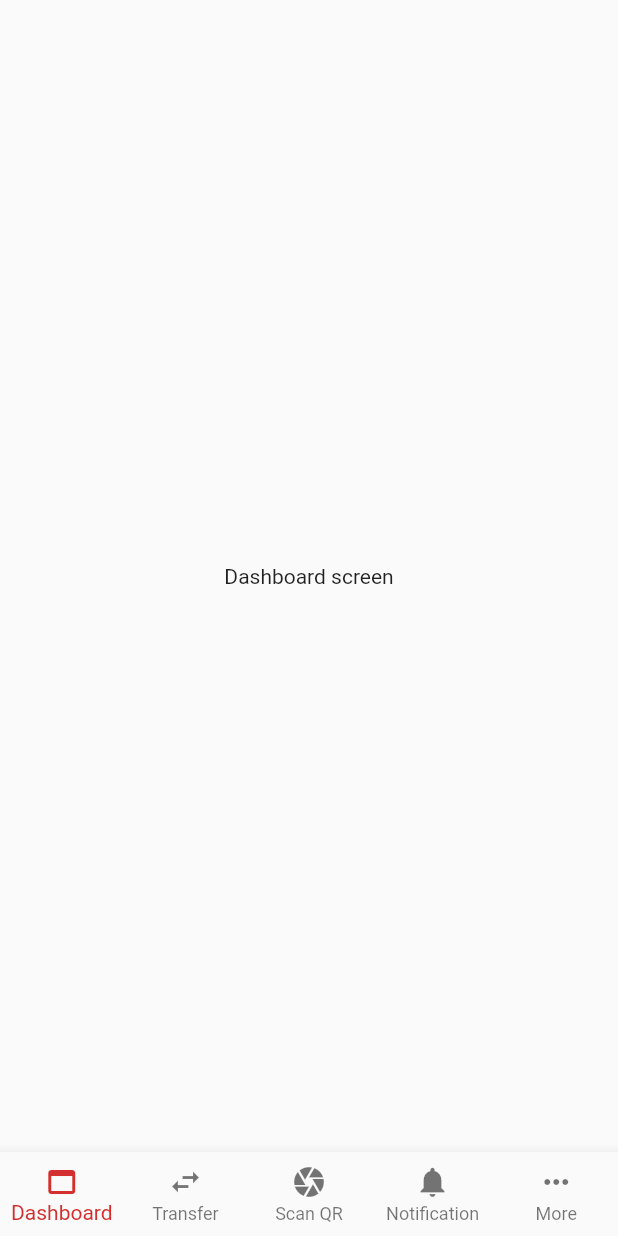
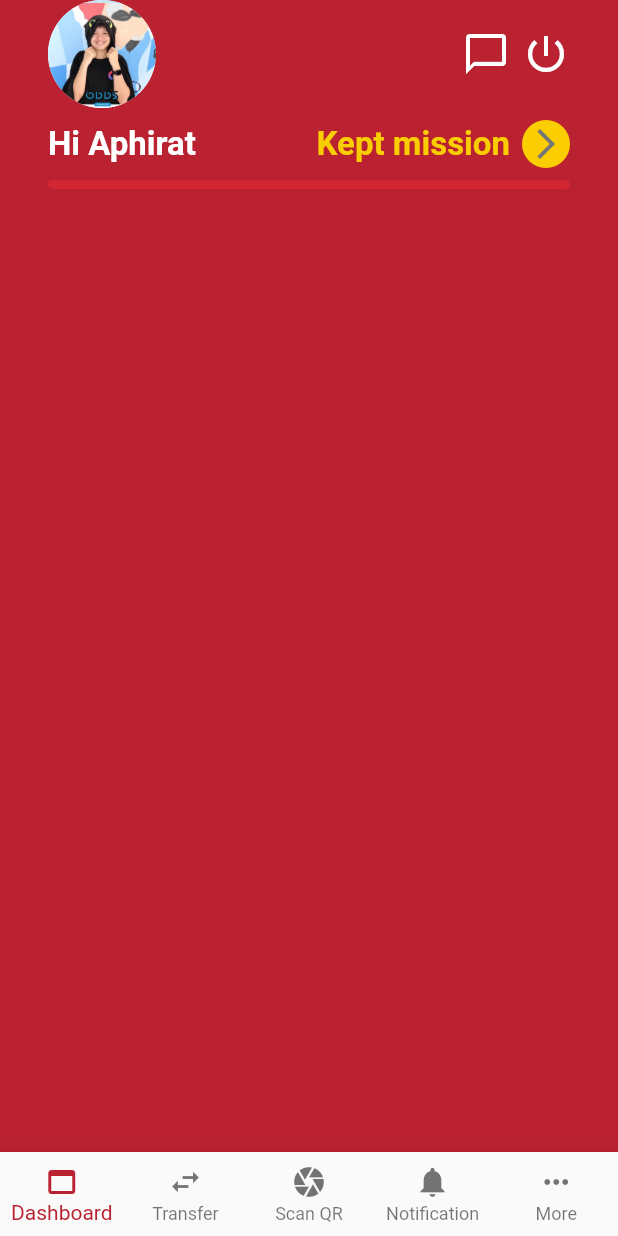
Before and after one commit to sirirakwitoon/flutter, a Flutter app: the HomeScreen screen opened by its route, on a phone screen of 412 x 824 dp. Run offline on Flutter 3.47's test engine with Material 2 defaults, Android fonts, the phone set to English and light mode, and no system bars; our stand-ins replace get, google_fonts; Roboto replaces fonts that are missing (Prompt).

Commit message:
create topbar on dashboard

```diff
--- a/lib/const/color.dart
+++ b/lib/const/color.dart
@@ -1,8 +1,9 @@
 import 'package:flutter/material.dart';
 
 class AppColors {
-  static int redDefault = 0xFFD32F2F;
+  static int redDefault = 0xFFBA2231;
   static Color primary = Color(redDefault);
+  static Color secondary = Color(0xFFFACD01);
   static MaterialColor red = MaterialColor(redDefault, <int, Color>{
     500: Color(redDefault),
   });
--- a/lib/screens/dashboard/dashboard.dart
+++ b/lib/screens/dashboard/dashboard.dart
@@ -1,5 +1,9 @@
+import 'dart:typed_data';
+
 import 'package:flutter/cupertino.dart';
 import 'package:flutter/material.dart';
+import 'package:get/get.dart';
+import 'package:myapp/const/color.dart';
 
 class DashboardScreen extends StatefulWidget {
   @override
@@ -10,9 +14,121 @@ class _DashboardScreenState extends State<DashboardScreen> {
   @override
   Widget build(BuildContext context) {
     return Scaffold(
-      body: Center(
-        child: Text("Dashboard screen"),
+      backgroundColor: AppColors.primary,
+      body: Container(
+        padding: EdgeInsets.symmetric(horizontal: 32),
+        child: Stack(
+          children: [buildTopbar()],
+        ),
       ),
     );
   }
+
+  Widget buildTopbar() {
+    return Container(
+      padding: EdgeInsets.only(top: Get.mediaQuery.padding.top),
+      child: Column(
+        children: [
+          Row(
+            mainAxisAlignment: MainAxisAlignment.spaceBetween,
+            children: [
+              buildImageProfile(),
+              buildActionButton(),
+            ],
+          ),
+          SizedBox(height: 8),
+          Row(
+            mainAxisAlignment: MainAxisAlignment.spaceBetween,
+            children: [
+              buildGreetingMessage(),
+              buildKeptMission(),
+            ],
+          ),
+          Container(
+            margin: EdgeInsets.symmetric(vertical: 8),
+            width: Get.width,
+            height: 6,
+            decoration: BoxDecoration(
+              borderRadius: BorderRadius.circular(4),
+              color: Color(0xFFD12531),
+            ),
+          )
+        ],
+      ),
+    );
+  }
+
+  Text buildGreetingMessage() {
+    return Text(
+      "Hi Aphirat",
+      style: TextStyle(
+        fontSize: 22,
+        fontWeight: FontWeight.bold,
+        color: Colors.white,
+      ),
+    );
+  }
+
+  Widget buildActionButton() {
+    return Row(
+      children: [
+        Icon(
+          Icons.chat_bubble_outline,
+          color: Colors.white,
+          size: 32,
+        ),
+        SizedBox(width: 8),
+        Icon(
+          Icons.power_settings_new,
+          color: Colors.white,
+          size: 32,
+        ),
+      ],
+    );
+  }
+
+  Widget buildImageProfile() {
+    final imageWidth = 72.0;
+    return Container(
+      decoration: BoxDecoration(
+        borderRadius: BorderRadius.circular(imageWidth),
+        color: Colors.white,
+      ),
+      width: imageWidth,
+      height: imageWidth,
+      child: ClipRRect(
+        borderRadius: BorderRadius.circular(imageWidth),
+        child: Image.asset(
+          "assets/profile.jpeg",
+          fit: BoxFit.fill,
+        ),
+      ),
+    );
+  }
+
+  Widget buildKeptMission() {
+    return Row(children: [
+      Text(
+        "Kept mission",
+        style: TextStyle(
+          color: AppColors.secondary,
+          fontSize: 22,
+          fontWeight: FontWeight.bold,
+        ),
+      ),
+      Container(
+        margin: EdgeInsets.only(left: 8),
+        width: 32,
+        height: 32,
+        decoration: BoxDecoration(
+          color: AppColors.secondary,
+          borderRadius: BorderRadius.circular(32),
+        ),
+        child: Icon(
+          Icons.arrow_forward_ios,
+          color: Colors.grey.shade600,
+        ),
+      )
+    ]);
+  }
 }
```
Also changed, not shown: assets/profile.jpeg (added).
